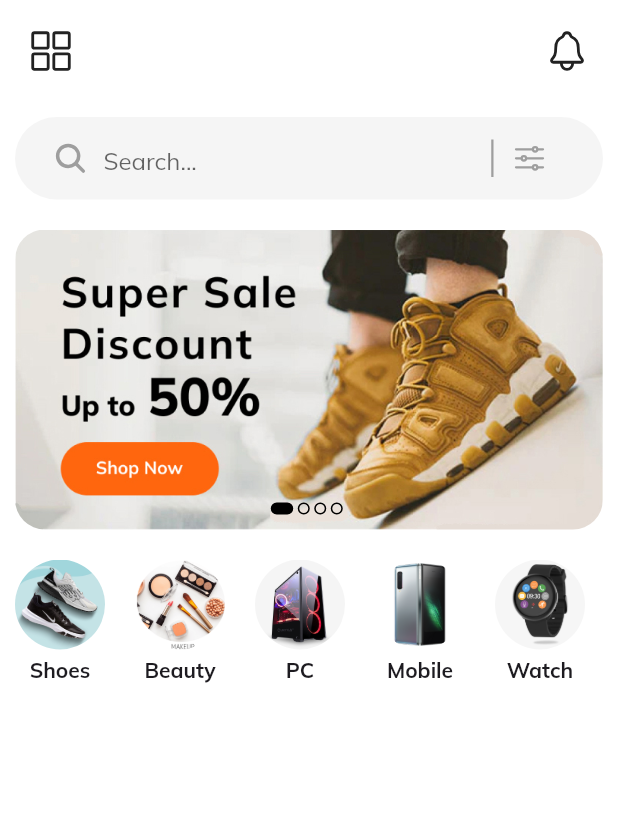
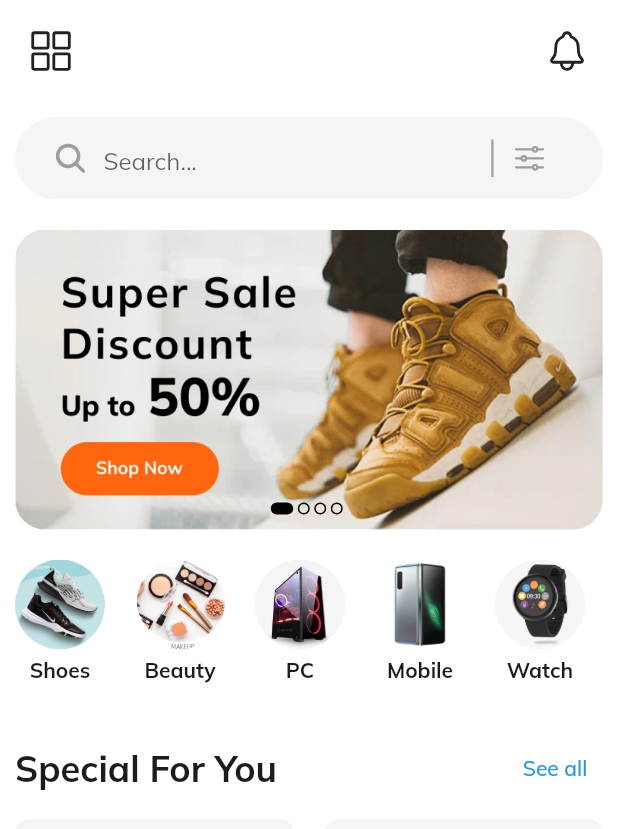
Before and after one commit to Victor-Zarzar/shopping-flutter, a Flutter app: the screen it shows after launch, on a phone screen of 412 x 824 dp. Shown: the top 829 px of the screen. Run offline on Flutter 3.47's test engine with Material 3 defaults, Android fonts, the phone set to English and light mode, and no system bars; our stand-ins replace google_fonts, ionicons.

Commit message:
create component model product, and updates in apptheme/homepage

```diff
--- a/lib/components/app_theme.dart
+++ b/lib/components/app_theme.dart
@@ -36,3 +36,10 @@ class PageCarrousel {
 
   static Color get secondaryColor => const Color(0x00000000);
 }
+
+class ContainerColor {
+  ContainerColor._();
+
+  static Color get primaryColor => const Color(0xffF5F5F5);
+
+}
--- /dev/null
+++ b/lib/models/product.dart
@@ -0,0 +1,64 @@
+import 'package:flutter/material.dart';
+
+class Product {
+  final String title;
+  final String description;
+  final String image;
+  final double price;
+  final List<Color> colors;
+  final String category;
+  final double rate;
+
+  Product({
+    required this.title,
+    required this.description,
+    required this.image,
+    required this.price,
+    required this.colors,
+    required this.category,
+    required this.rate,
+  });
+}
+
+final List<Product> products = [
+  Product(
+    title: "Wireless Headphones",
+    description:
+        "Lorem ipsum dolor sit amet, consectetur adipiscing elit, sed do eiusmod tempor incididunt ut labore et dolore magna aliqua. Donec massa sapien faucibus et molestie ac feugiat. In massa tempor nec feugiat nisl. Libero id faucibus nisl tincidunt.",
+    image: "assets/wireless.png",
+    price: 120,
+    colors: [
+      Colors.black,
+      Colors.blue,
+      Colors.orange,
+    ],
+    category: "Headphones",
+    rate: 4.8,
+  ),
+  Product(
+    title: "Woman Sweter",
+    description:
+        "Lorem ipsum dolor sit amet, consectetur adipiscing elit, sed do eiusmod tempor incididunt ut labore et dolore magna aliqua. Donec massa sapien faucibus et molestie ac feugiat. In massa tempor nec feugiat nisl. Libero id faucibus nisl tincidunt.",
+    image: "assets/sweet.png",
+    price: 120,
+    colors: [
+      Colors.brown,
+      Colors.red,
+      Colors.pink,
+    ],
+    category: "Woman Fashion",
+    rate: 4.8,
+  ),
+  Product(
+    title: "Smart Watch",
+    description:
+        "Lorem ipsum dolor sit amet, consectetur adipiscing elit, sed do eiusmod tempor incididunt ut labore et dolore magna aliqua. Donec massa sapien faucibus et molestie ac feugiat. In massa tempor nec feugiat nisl. Libero id faucibus nisl tincidunt.",
+    image: "assets/miband.jpg",
+    price: 55,
+    colors: [
+      Colors.black,
+    ],
+    category: "Watch",
+    rate: 4.8,
+  ),
+];
--- a/lib/pages/home_page.dart
+++ b/lib/pages/home_page.dart
@@ -4,6 +4,7 @@ import 'package:shopping_app_flutter/components/app_theme.dart';
 import 'package:shopping_app_flutter/components/carrousel_app.dart';
 import 'package:shopping_app_flutter/components/categories_app.dart';
 import 'package:shopping_app_flutter/components/search_bar_app_home.dart';
+import 'package:shopping_app_flutter/models/product.dart';
 
 class HomePage extends StatefulWidget {
   const HomePage({super.key});
@@ -20,6 +21,7 @@ class _HomePageState extends State<HomePage> {
     return Scaffold(
       backgroundColor: AppTheme.primaryColor,
       body: SafeArea(
+        child: SingleChildScrollView(
           child: Padding(
             padding: const EdgeInsets.all(10),
             child: Column(
@@ -45,7 +47,50 @@ class _HomePageState extends State<HomePage> {
                   height: 20,
                 ),
                 const Categories(),
+                const SizedBox(
+                  height: 25,
+                ),
+                Row(
+                  mainAxisAlignment: MainAxisAlignment.spaceBetween,
+                  children: [
+                    const Text(
+                      "Special For You",
+                      style: TextStyle(
+                        fontSize: 24,
+                        fontWeight: FontWeight.bold,
+                      ),
+                    ),
+                    TextButton(
+                      onPressed: () {},
+                      child: const Text("See all"),
+                    ),
                   ],
+                ),
+                const SizedBox(
+                  height: 10,
+                ),
+                GridView.builder(
+                  physics: const NeverScrollableScrollPhysics(),
+                  shrinkWrap: true,
+                  gridDelegate: const SliverGridDelegateWithFixedCrossAxisCount(
+                    crossAxisCount: 2,
+                    crossAxisSpacing: 20,
+                    mainAxisExtent: 20,
+                  ),
+                  itemCount: products.length,
+                  itemBuilder: (context, index) {
+                    return Container(
+                      height: 250,
+                      width: double.infinity,
+                      decoration: BoxDecoration(
+                        color: ContainerColor.primaryColor,
+                        borderRadius: BorderRadius.circular(20),
+                      ),
+                    );
+                  },
+                ),
+              ],
+            ),
           ),
         ),
       ),
```
Also changed, not shown: 1 other file. Lines whose indentation alone changed are shown as unchanged.
